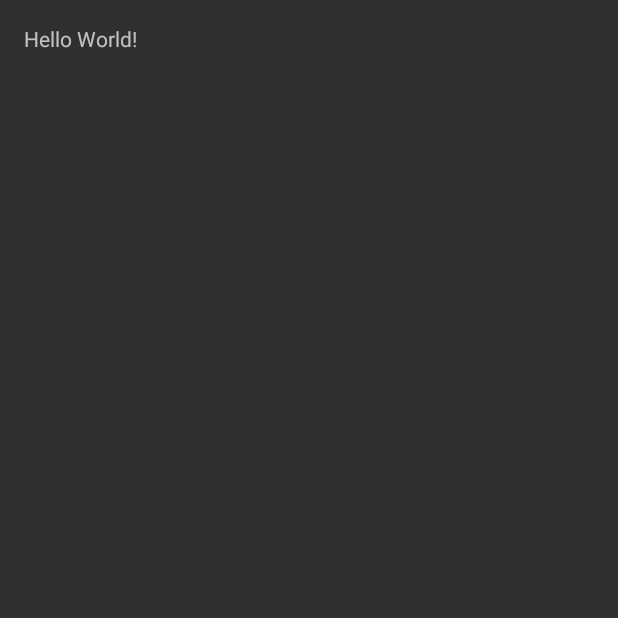
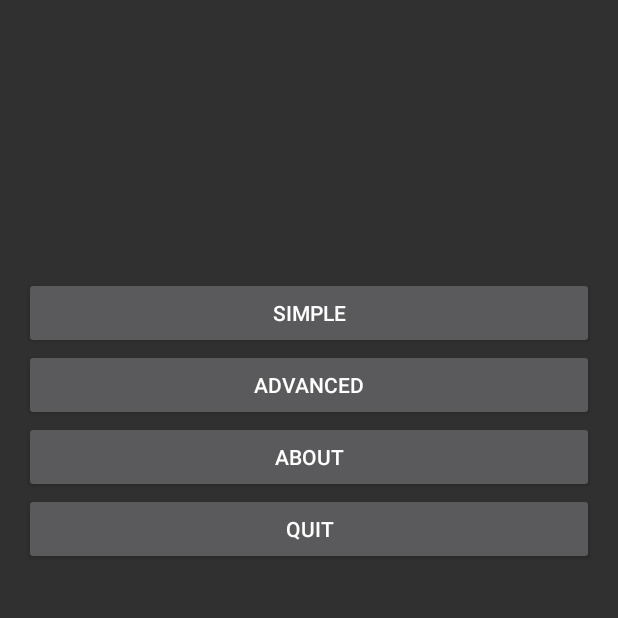
Before and after one commit to Zehiel/PAM, an Android app: the screen it shows after launch (MainActivity), on a phone screen of 412 x 824 dp, the top half of it. Before the commit the part shown is almost empty. Run offline under Robolectric (Android 15) with nearby library versions, the phone set to English and light mode, and no system bars.

Commit message:
Added Menu layout

```diff
--- a/Calculator/app/src/main/res/layout/activity_main.xml
+++ b/Calculator/app/src/main/res/layout/activity_main.xml
@@ -13,5 +13,46 @@
     <TextView
         android:layout_width="wrap_content"
         android:layout_height="wrap_content"
-        android:text="Hello World!" />
+        android:layout_alignParentTop="true"
+        android:layout_centerHorizontal="true"
+        android:id="@+id/title_view"
+        tools:text="@string/app_name"
+        android:textAppearance="@style/TextAppearance.AppCompat.Large" />
+
+    <Button
+        android:text="Advanced"
+        android:layout_width="wrap_content"
+        android:layout_height="wrap_content"
+        android:layout_below="@+id/simple_calc_button"
+        android:id="@+id/advanced_calc_button"
+        android:layout_alignParentStart="true"
+        android:layout_alignParentEnd="true" />
+
+    <Button
+        android:text="Quit"
+        android:layout_width="wrap_content"
+        android:layout_height="wrap_content"
+        android:layout_below="@+id/about_button"
+        android:layout_alignStart="@+id/about_button"
+        android:id="@+id/quit_button"
+        android:layout_alignParentEnd="true" />
+
+    <Button
+        android:text="About"
+        android:layout_width="wrap_content"
+        android:layout_height="wrap_content"
+        android:id="@+id/about_button"
+        android:layout_below="@+id/advanced_calc_button"
+        android:layout_alignStart="@+id/advanced_calc_button"
+        android:layout_alignParentEnd="true" />
+
+    <Button
+        android:text="Simple"
+        android:layout_width="wrap_content"
+        android:layout_height="wrap_content"
+        android:layout_marginTop="139dp"
+        android:id="@+id/simple_calc_button"
+        android:layout_below="@+id/title_view"
+        android:layout_alignParentStart="true"
+        android:layout_alignParentEnd="true" />
 </RelativeLayout>
```
